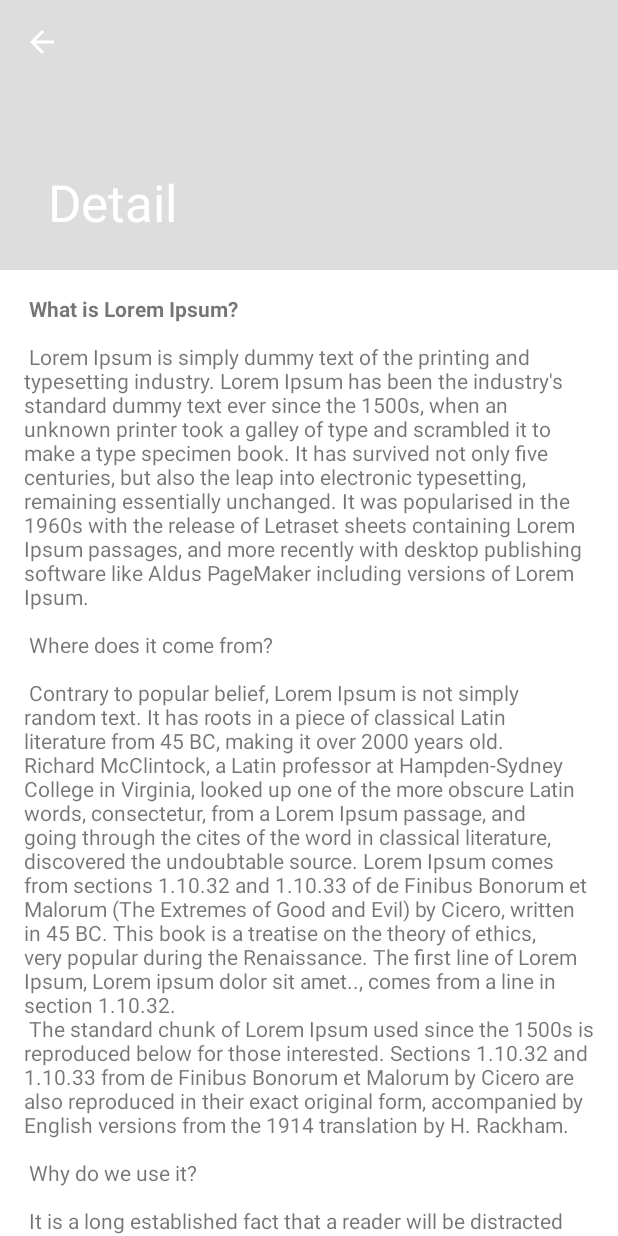
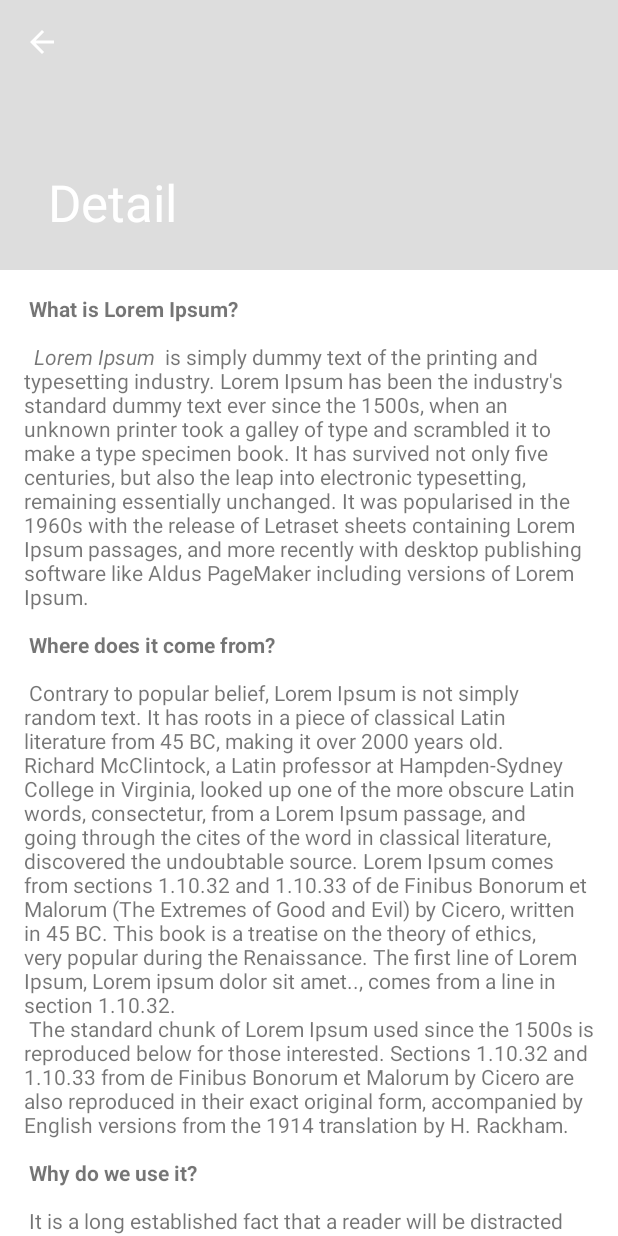
Before and after one commit to rymtaruk/okhome_testing, an Android app: the DetailInfoActivity screen opened directly, with no data from a screen before it, on a phone screen of 412 x 824 dp. Run offline under Robolectric (Android 15) with nearby library versions, the light colour scheme and no system bars; our stand-ins replace Dagger/Hilt's generated code, RxJava, Shimmer; pictures from the network do not load; 2 statements that could not run were skipped.

Commit message:
edit strings.xml & manifest

```diff
--- a/app/src/main/AndroidManifest.xml
+++ b/app/src/main/AndroidManifest.xml
@@ -16,8 +16,9 @@
         tools:ignore="AllowBackup">
         <activity
             android:name=".feature.detail.DetailInfoActivity"
-            android:label="@string/title_activity_detail_info"
-            android:theme="@style/Theme.Testingapp.NoActionBar"></activity>
+            android:theme="@style/Theme.Testingapp.NoActionBar"
+            android:screenOrientation="portrait"
+            tools:ignore="LockedOrientationActivity" />
         <activity
             android:name=".feature.MainActivity"
             android:screenOrientation="portrait"
--- a/app/src/main/res/values/strings.xml
+++ b/app/src/main/res/values/strings.xml
@@ -1,26 +1,23 @@
 <resources>
-
-    <string name="title_activity_main">ScrollingActivity</string>
     <string name="lorem_ipsum">
         <b>"What is Lorem Ipsum?\n\n"</b>
 
-        "Lorem Ipsum is simply dummy text of the printing and typesetting industry. Lorem Ipsum has been the industry's standard dummy text ever since the 1500s, when an unknown printer took a galley of type and scrambled it to make a type specimen book. It has survived not only five centuries, but also the leap into electronic typesetting, remaining essentially unchanged. It was popularised in the 1960s with the release of Letraset sheets containing Lorem Ipsum passages, and more recently with desktop publishing software like Aldus PageMaker including versions of Lorem Ipsum.\n\n"
+        <i> "Lorem Ipsum" </i> "is simply dummy text of the printing and typesetting industry. Lorem Ipsum has been the industry's standard dummy text ever since the 1500s, when an unknown printer took a galley of type and scrambled it to make a type specimen book. It has survived not only five centuries, but also the leap into electronic typesetting, remaining essentially unchanged. It was popularised in the 1960s with the release of Letraset sheets containing Lorem Ipsum passages, and more recently with desktop publishing software like Aldus PageMaker including versions of Lorem Ipsum.\n\n"
 
-        "Where does it come from?\n\n"
+        <b>"Where does it come from?\n\n"</b>
 
         "Contrary to popular belief, Lorem Ipsum is not simply random text. It has roots in a piece of classical Latin literature from 45 BC, making it over 2000 years old. Richard McClintock, a Latin professor at Hampden-Sydney College in Virginia, looked up one of the more obscure Latin words, consectetur, from a Lorem Ipsum passage, and going through the cites of the word in classical literature, discovered the undoubtable source. Lorem Ipsum comes from sections 1.10.32 and 1.10.33 of "de Finibus Bonorum et Malorum" (The Extremes of Good and Evil) by Cicero, written in 45 BC. This book is a treatise on the theory of ethics, very popular during the Renaissance. The first line of Lorem Ipsum, "Lorem ipsum dolor sit amet..", comes from a line in section 1.10.32.\n"
         "The standard chunk of Lorem Ipsum used since the 1500s is reproduced below for those interested. Sections 1.10.32 and 1.10.33 from "de Finibus Bonorum et Malorum" by Cicero are also reproduced in their exact original form, accompanied by English versions from the 1914 translation by H. Rackham.\n\n"
 
-        "Why do we use it?\n\n"
+        <b>"Why do we use it?\n\n"</b>
 
         "It is a long established fact that a reader will be distracted by the readable content of a page when looking at its layout. The point of using Lorem Ipsum is that it has a more-or-less normal distribution of letters, as opposed to using 'Content here, content here', making it look like readable English. Many desktop publishing packages and web page editors now use Lorem Ipsum as their default model text, and a search for 'lorem ipsum' will uncover many web sites still in their infancy. Various versions have evolved over the years, sometimes by accident, sometimes on purpose (injected humour and the like).\n\n"
 
-        "Where can I get some?.\n\n"
+        <b>"Where can I get some?.\n\n"</b>
 
         "There are many variations of passages of Lorem Ipsum available, but the majority have suffered alteration in some form, by injected humour, or randomised words which don't look even slightly believable. If you are going to use a passage of Lorem Ipsum, you need to be sure there isn't anything embarrassing hidden in the middle of text. All the Lorem Ipsum generators on the Internet tend to repeat predefined chunks as necessary, making this the first true generator on the Internet. It uses a dictionary of over 200 Latin words, combined with a handful of model sentence structures, to generate Lorem Ipsum which looks reasonable. The generated Lorem Ipsum is therefore always free from repetition, injected humour, or non-characteristic words etc."
     </string>
     <string name="action_settings">Settings</string>
     <string name="lbl_list_view">List View</string>
     <string name="lbl_grid_view">Grid View</string>
-    <string name="title_activity_detail_info">ScrollingActivity</string>
 </resources>
```
